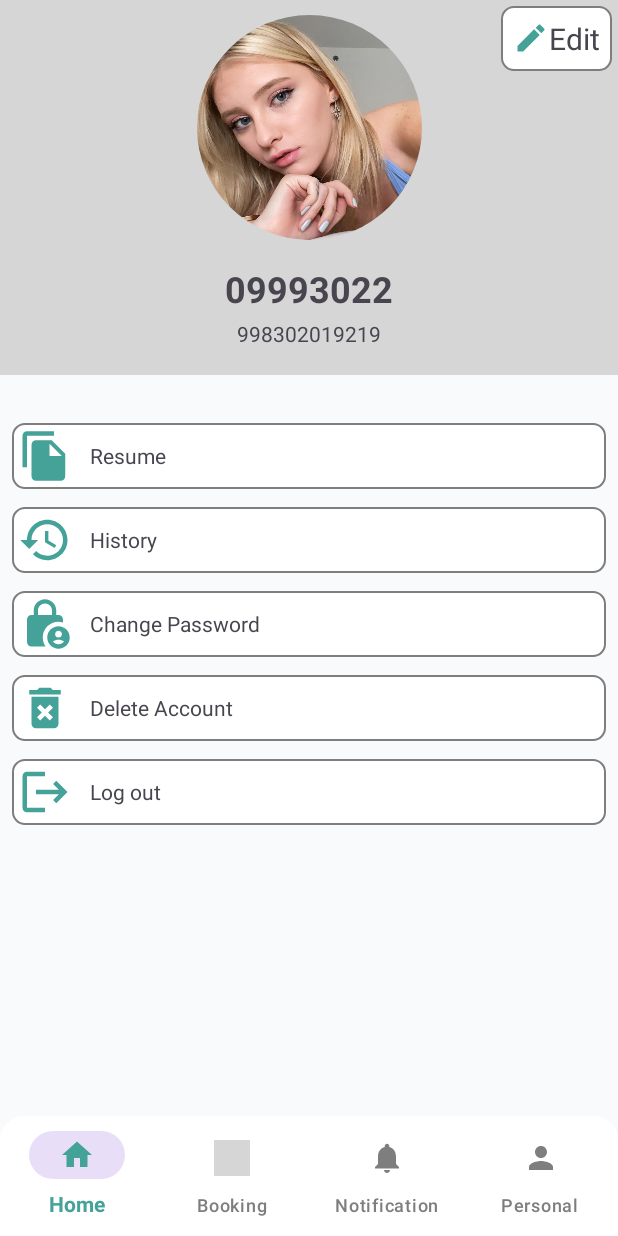
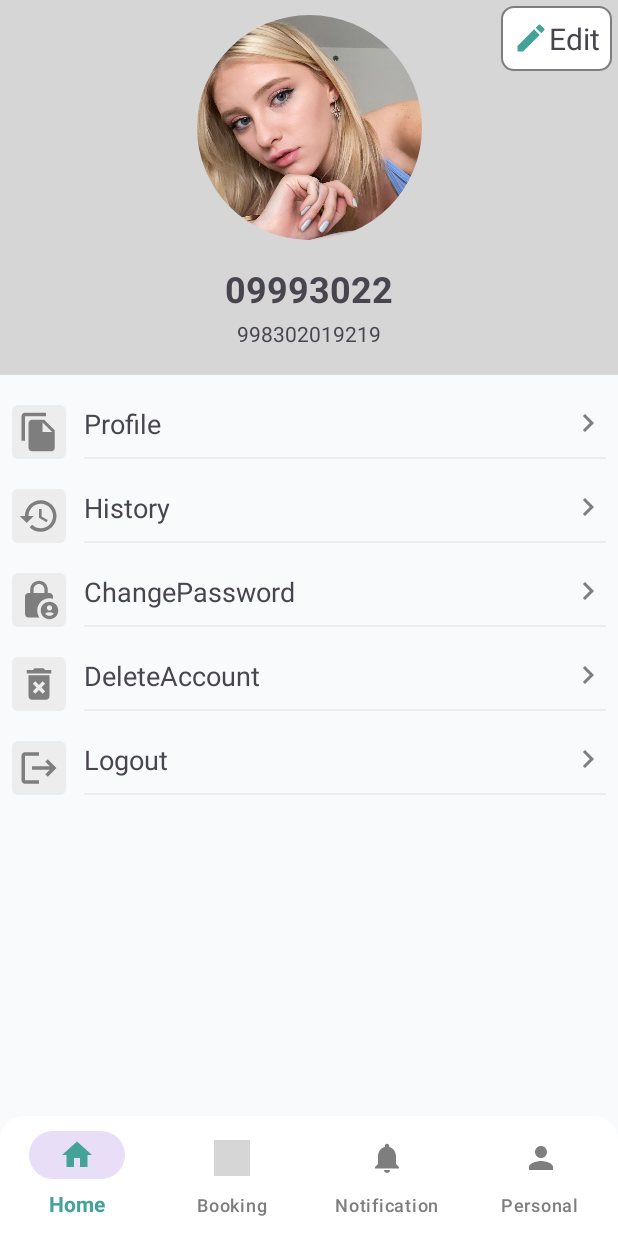
Before and after one commit to hainl2000/VCARE-APP, an Android app: the fragment PersonalFragment placed in its activity, on a phone screen of 412 x 824 dp. Run offline under Robolectric (Android 15) with nearby library versions, the phone set to English and light mode, and no system bars; our stand-ins replace CircleImageView; 3 statements that could not run were skipped; grey boxes are pictures that could not be loaded.

Commit message:
fix UI person screen

```diff
--- /dev/null
+++ b/app/src/main/java/com/example/vcare_app/adapter/SettingsAdapter.kt
@@ -0,0 +1,38 @@
+package com.example.vcare_app.adapter
+
+import android.media.Image
+import android.view.LayoutInflater
+import android.view.View
+import android.view.ViewGroup
+import android.widget.ImageView
+import android.widget.LinearLayout
+import android.widget.TextView
+import androidx.recyclerview.widget.RecyclerView
+import androidx.recyclerview.widget.RecyclerView.ViewHolder
+import com.example.vcare_app.R
+import com.example.vcare_app.model.SettingsItem
+import com.example.vcare_app.onclickinterface.OnSettingClick
+
+class SettingsAdapter(val list: List<SettingsItem>, val onSettingClick: OnSettingClick) :
+    RecyclerView.Adapter<SettingsAdapter.SettingsViewHolder>() {
+    inner class SettingsViewHolder(itemView: View) : RecyclerView.ViewHolder(itemView) {
+        val view = itemView.findViewById<LinearLayout>(R.id.settings_layout)
+        val icon = itemView.findViewById<ImageView>(R.id.settings_item_id)
+        val title = itemView.findViewById<TextView>(R.id.settings_title_id)
+    }
+
+    override fun onCreateViewHolder(parent: ViewGroup, viewType: Int): SettingsViewHolder {
+        val view = LayoutInflater.from(parent.context).inflate(R.layout.setting_item, parent, false)
+        return SettingsViewHolder(view)
+    }
+
+    override fun getItemCount(): Int = list.size
+
+    override fun onBindViewHolder(holder: SettingsViewHolder, position: Int) {
+        holder.icon.setImageResource(list[position].resource)
+        holder.title.text = list[position].title
+        holder.view.setOnClickListener {
+            onSettingClick.onSettingClick(list[position])
+        }
+    }
+}
--- /dev/null
+++ b/app/src/main/java/com/example/vcare_app/model/SettingsItem.kt
@@ -0,0 +1,3 @@
+package com.example.vcare_app.model
+
+data class SettingsItem(val resource:Int,val title:String)
--- /dev/null
+++ b/app/src/main/java/com/example/vcare_app/onclickinterface/OnSettingClick.kt
@@ -0,0 +1,8 @@
+package com.example.vcare_app.onclickinterface
+
+import com.example.vcare_app.model.SettingsItem
+import okhttp3.internal.http2.Settings
+
+interface OnSettingClick {
+    fun onSettingClick(settings: SettingsItem)
+}
--- a/app/src/main/java/com/example/vcare_app/personal/PersonalFragment.kt
+++ b/app/src/main/java/com/example/vcare_app/personal/PersonalFragment.kt
@@ -6,8 +6,13 @@ import android.view.LayoutInflater
 import android.view.View
 import android.view.ViewGroup
 import android.widget.TextView
+import androidx.recyclerview.widget.RecyclerView
 import com.example.vcare_app.R
+import com.example.vcare_app.adapter.SettingsAdapter
+import com.example.vcare_app.model.SettingsItem
+import com.example.vcare_app.onclickinterface.OnSettingClick
 import com.example.vcare_app.repository.CurrentUser
+import com.example.vcare_app.utilities.ItemSettings
 import org.w3c.dom.Text
 
 // TODO: Rename parameter arguments, choose names that match
@@ -20,7 +25,7 @@ private const val ARG_PARAM2 = "param2"
  * Use the [PersonalFragment.newInstance] factory method to
  * create an instance of this fragment.
  */
-class PersonalFragment : Fragment() {
+class PersonalFragment : Fragment(), OnSettingClick {
     // TODO: Rename and change types of parameters
     private var param1: String? = null
     private var param2: String? = null
@@ -33,6 +38,14 @@ class PersonalFragment : Fragment() {
         }
     }
 
+    private val listSetting = listOf(
+        SettingsItem(R.drawable.resume_icon, ItemSettings.Profile.name),
+        SettingsItem(R.drawable.history_icon, ItemSettings.History.name),
+        SettingsItem(R.drawable.password_change_icon, ItemSettings.ChangePassword.name),
+        SettingsItem(R.drawable.delete_icon, ItemSettings.DeleteAccount.name),
+        SettingsItem(R.drawable.logout_icon, ItemSettings.Logout.name)
+    )
+
     override fun onCreateView(
         inflater: LayoutInflater, container: ViewGroup?,
         savedInstanceState: Bundle?
@@ -41,6 +54,8 @@ class PersonalFragment : Fragment() {
         val view = inflater.inflate(R.layout.fragment_personal, container, false)
         val email = view.findViewById<TextView>(R.id.email)
         val phoneNumber = view.findViewById<TextView>(R.id.user_phone)
+        val recyclerView = view.findViewById<RecyclerView>(R.id.settings_recyclerView)
+        recyclerView.adapter = SettingsAdapter(listSetting, this)
         email.text = CurrentUser.data.email
         phoneNumber.text = CurrentUser.data.phone
         return view
@@ -65,4 +80,14 @@ class PersonalFragment : Fragment() {
                 }
             }
     }
+
+    override fun onSettingClick(settings: SettingsItem) {
+        when (settings.title) {
+            ItemSettings.Profile.name -> {}
+            ItemSettings.History.name -> {}
+            ItemSettings.ChangePassword.name -> {}
+            ItemSettings.DeleteAccount.name -> {}
+            ItemSettings.Logout.name -> {}
+        }
+    }
 }
--- /dev/null
+++ b/app/src/main/java/com/example/vcare_app/utilities/ItemSettings.kt
@@ -0,0 +1,5 @@
+package com.example.vcare_app.utilities
+
+enum class ItemSettings {
+    Profile,History,ChangePassword,DeleteAccount,Logout
+}
--- a/app/src/main/res/drawable/delete_icon.xml
+++ b/app/src/main/res/drawable/delete_icon.xml
@@ -1,4 +1,4 @@
-<vector android:height="36dp" android:tint="@color/strong_green"
+<vector android:height="36dp" android:tint="@color/grey"
     android:viewportHeight="24" android:viewportWidth="24"
     android:width="36dp" xmlns:android="http://schemas.android.com/apk/res/android">
     <path android:fillColor="@android:color/white" android:pathData="M6,19c0,1.1 0.9,2 2,2h8c1.1,0 2,-0.9 2,-2L18,7L6,7v12zM8.46,11.88l1.41,-1.41L12,12.59l2.12,-2.12 1.41,1.41L13.41,14l2.12,2.12 -1.41,1.41L12,15.41l-2.12,2.12 -1.41,-1.41L10.59,14l-2.13,-2.12zM15.5,4l-1,-1h-5l-1,1L5,4v2h14L19,4z"/>
--- a/app/src/main/res/drawable/history_icon.xml
+++ b/app/src/main/res/drawable/history_icon.xml
@@ -1,4 +1,4 @@
-<vector android:height="36dp" android:tint="@color/strong_green"
+<vector android:height="36dp" android:tint="@color/grey"
     android:viewportHeight="24" android:viewportWidth="24"
     android:width="36dp" xmlns:android="http://schemas.android.com/apk/res/android">
     <path android:fillColor="@android:color/white" android:pathData="M13,3c-4.97,0 -9,4.03 -9,9L1,12l3.89,3.89 0.07,0.14L9,12L6,12c0,-3.87 3.13,-7 7,-7s7,3.13 7,7 -3.13,7 -7,7c-1.93,0 -3.68,-0.79 -4.94,-2.06l-1.42,1.42C8.27,19.99 10.51,21 13,21c4.97,0 9,-4.03 9,-9s-4.03,-9 -9,-9zM12,8v5l4.28,2.54 0.72,-1.21 -3.5,-2.08L13.5,8L12,8z"/>
--- /dev/null
+++ b/app/src/main/res/drawable/icon_button_bg.xml
@@ -0,0 +1,5 @@
+<?xml version="1.0" encoding="utf-8"?>
+<shape xmlns:android="http://schemas.android.com/apk/res/android">
+    <solid android:color="@color/light_grey"/>
+    <corners android:radius="4dp"/>
+</shape>
--- a/app/src/main/res/drawable/logout_icon.xml
+++ b/app/src/main/res/drawable/logout_icon.xml
@@ -1,5 +1,5 @@
 <vector android:autoMirrored="true" android:height="36dp"
-    android:tint="@color/strong_green" android:viewportHeight="24"
+    android:tint="@color/grey" android:viewportHeight="24"
     android:viewportWidth="24" android:width="36dp" xmlns:android="http://schemas.android.com/apk/res/android">
     <path android:fillColor="@android:color/white" android:pathData="M17,7l-1.41,1.41L18.17,11H8v2h10.17l-2.58,2.58L17,17l5,-5zM4,5h8V3H4c-1.1,0 -2,0.9 -2,2v14c0,1.1 0.9,2 2,2h8v-2H4V5z"/>
 </vector>
--- /dev/null
+++ b/app/src/main/res/drawable/next_icon.xml
@@ -0,0 +1,5 @@
+<vector android:autoMirrored="true" android:height="24dp"
+    android:tint="@color/grey" android:viewportHeight="24"
+    android:viewportWidth="24" android:width="24dp" xmlns:android="http://schemas.android.com/apk/res/android">
+    <path android:fillColor="@android:color/white" android:pathData="M10,6L8.59,7.41 13.17,12l-4.58,4.59L10,18l6,-6z"/>
+</vector>
--- a/app/src/main/res/drawable/password_change_icon.xml
+++ b/app/src/main/res/drawable/password_change_icon.xml
@@ -1,4 +1,4 @@
-<vector android:height="36dp" android:tint="@color/strong_green"
+<vector android:height="36dp" android:tint="@color/grey"
     android:viewportHeight="24" android:viewportWidth="24"
     android:width="36dp" xmlns:android="http://schemas.android.com/apk/res/android">
     <path android:fillColor="@android:color/white" android:pathData="M18,11c0.7,0 1.37,0.1 2,0.29V10c0,-1.1 -0.9,-2 -2,-2h-1V6c0,-2.76 -2.24,-5 -5,-5S7,3.24 7,6v2H6c-1.1,0 -2,0.9 -2,2v10c0,1.1 0.9,2 2,2h6.26C11.47,20.87 11,19.49 11,18C11,14.13 14.13,11 18,11zM8.9,6c0,-1.71 1.39,-3.1 3.1,-3.1s3.1,1.39 3.1,3.1v2H8.9V6z"/>
--- a/app/src/main/res/drawable/resume_icon.xml
+++ b/app/src/main/res/drawable/resume_icon.xml
@@ -1,4 +1,4 @@
-<vector android:height="36dp" android:tint="@color/strong_green"
+<vector android:height="36dp" android:tint="@color/grey"
     android:viewportHeight="24" android:viewportWidth="24"
     android:width="36dp" xmlns:android="http://schemas.android.com/apk/res/android">
     <path android:fillColor="@android:color/white" android:pathData="M16,1L4,1c-1.1,0 -2,0.9 -2,2v14h2L4,3h12L16,1zM15,5l6,6v10c0,1.1 -0.9,2 -2,2L7.99,23C6.89,23 6,22.1 6,21l0.01,-14c0,-1.1 0.89,-2 1.99,-2h7zM14,12h5.5L14,6.5L14,12z"/>
--- a/app/src/main/res/layout/fragment_personal.xml
+++ b/app/src/main/res/layout/fragment_personal.xml
@@ -47,11 +47,11 @@
             app:layout_constraintTop_toBottomOf="@+id/circleImageView" />
 
         <TextView
-            android:gravity="center"
             android:id="@+id/user_phone"
             android:layout_width="match_parent"
             android:layout_height="wrap_content"
             android:layout_marginTop="4dp"
+            android:gravity="center"
             android:text="998302019219"
             app:layout_constraintEnd_toEndOf="@+id/email"
             app:layout_constraintHorizontal_bias="0.0"
@@ -68,122 +68,18 @@
             android:padding="8dp"
             android:text="Edit"
             android:textSize="20sp"
+            app:drawableLeftCompat="@drawable/edit_icon"
             app:layout_constraintEnd_toEndOf="parent"
-            app:layout_constraintTop_toTopOf="parent"
-            app:drawableLeftCompat="@drawable/edit_icon" />
+            app:layout_constraintTop_toTopOf="parent" />
 
-        <LinearLayout
+        <androidx.recyclerview.widget.RecyclerView
+            app:layoutManager="androidx.recyclerview.widget.LinearLayoutManager"
+            android:padding="4dp"
+            android:id="@+id/settings_recyclerView"
             android:layout_width="match_parent"
             android:layout_height="wrap_content"
-            android:layout_marginTop="24dp"
-            android:orientation="vertical"
-            android:padding="8dp"
             app:layout_constraintEnd_toEndOf="parent"
             app:layout_constraintStart_toStartOf="parent"
-            app:layout_constraintTop_toBottomOf="@+id/imageView">
-
-            <LinearLayout
-                android:id="@+id/resume_btn"
-                android:layout_width="match_parent"
-                android:layout_height="wrap_content"
-                android:background="@drawable/button_item_bg"
-                android:padding="4dp">
-
-                <ImageView
-                    android:layout_width="36dp"
-                    android:layout_height="36dp"
-                    android:src="@drawable/resume_icon" />
-
-                <TextView
-                    android:layout_width="wrap_content"
-                    android:layout_height="wrap_content"
-                    android:layout_gravity="center"
-                    android:layout_marginStart="12dp"
-                    android:text="Resume" />
-            </LinearLayout>
-
-            <LinearLayout
-                android:id="@+id/history_btn"
-                android:layout_width="match_parent"
-                android:layout_height="wrap_content"
-                android:layout_marginTop="12dp"
-                android:background="@drawable/button_item_bg"
-                android:padding="4dp">
-
-                <ImageView
-                    android:layout_width="36dp"
-                    android:layout_height="36dp"
-                    android:src="@drawable/history_icon" />
-
-                <TextView
-                    android:layout_width="wrap_content"
-                    android:layout_height="wrap_content"
-                    android:layout_gravity="center"
-                    android:layout_marginStart="12dp"
-                    android:text="History" />
-            </LinearLayout>
-
-            <LinearLayout
-                android:id="@+id/settings_btn"
-                android:layout_width="match_parent"
-                android:layout_height="wrap_content"
-                android:layout_marginTop="12dp"
-                android:background="@drawable/button_item_bg"
-                android:padding="4dp">
-
-                <ImageView
-                    android:layout_width="36dp"
-                    android:layout_height="36dp"
-                    android:src="@drawable/password_change_icon" />
-
-                <TextView
-                    android:layout_width="wrap_content"
-                    android:layout_height="wrap_content"
-                    android:layout_gravity="center"
-                    android:layout_marginStart="12dp"
-                    android:text="Change Password" />
-            </LinearLayout>
-
-            <LinearLayout
-
-                android:layout_width="match_parent"
-                android:layout_height="wrap_content"
-                android:layout_marginTop="12dp"
-                android:background="@drawable/button_item_bg"
-                android:padding="4dp">
-
-                <ImageView
-                    android:layout_width="36dp"
-                    android:layout_height="36dp"
-                    android:src="@drawable/delete_icon" />
-
-                <TextView
-                    android:layout_width="wrap_content"
-                    android:layout_height="wrap_content"
-                    android:layout_gravity="center"
-                    android:layout_marginStart="12dp"
-                    android:text="Delete Account" />
-            </LinearLayout>
-
-            <LinearLayout
-                android:layout_width="match_parent"
-                android:layout_height="wrap_content"
-                android:layout_marginTop="12dp"
-                android:background="@drawable/button_item_bg"
-                android:padding="4dp">
-
-                <ImageView
-                    android:layout_width="36dp"
-                    android:layout_height="36dp"
-                    android:src="@drawable/logout_icon" />
-
-                <TextView
-                    android:layout_width="wrap_content"
-                    android:layout_height="wrap_content"
-                    android:layout_gravity="center"
-                    android:layout_marginStart="12dp"
-                    android:text="Log out" />
-            </LinearLayout>
-        </LinearLayout>
+            app:layout_constraintTop_toBottomOf="@+id/imageView" />
     </androidx.constraintlayout.widget.ConstraintLayout>
 </androidx.core.widget.NestedScrollView>
--- /dev/null
+++ b/app/src/main/res/layout/setting_item.xml
@@ -0,0 +1,47 @@
+<?xml version="1.0" encoding="utf-8"?>
+<LinearLayout xmlns:android="http://schemas.android.com/apk/res/android"
+    android:layout_width="match_parent"
+    android:id="@+id/settings_layout"
+    android:padding="4dp"
+    android:layout_marginTop="12dp"
+    android:layout_height="wrap_content">
+    <ImageView
+        android:id="@+id/settings_item_id"
+        android:layout_width="36dp"
+        android:layout_height="36dp"
+        android:padding="4dp"
+        android:background="@drawable/icon_button_bg"
+        android:src="@drawable/resume_icon" />
+
+    <RelativeLayout
+        android:layout_width="match_parent"
+        android:layout_height="match_parent"
+        android:layout_marginStart="12dp"
+        android:orientation="vertical">
+        <RelativeLayout
+            android:layout_width="match_parent"
+            android:layout_height="match_parent">
+
+            <TextView
+                android:id="@+id/settings_title_id"
+                android:layout_width="337dp"
+                android:layout_height="wrap_content"
+                android:layout_marginBottom="8dp"
+                android:gravity="center_vertical"
+                android:text="Profile"
+                android:textSize="18sp" />
+            <ImageView
+                android:layout_width="24dp"
+                android:layout_height="24dp"
+                android:src="@drawable/next_icon"
+                android:layout_alignParentEnd="true"
+                />
+        </RelativeLayout>
+
+        <View
+            android:layout_alignParentBottom="true"
+            android:layout_width="match_parent"
+            android:layout_height="1.5dp"
+            android:background="@color/light_grey" />
+    </RelativeLayout>
+</LinearLayout>
--- a/app/src/main/res/values/colors.xml
+++ b/app/src/main/res/values/colors.xml
@@ -3,6 +3,7 @@
     <color name="black">#FF000000</color>
     <color name="white">#FFFFFFFF</color>
     <color name="grey">#7E7E7E</color>
+    <color name="light_grey">#EDEDED</color>
     <color name="weak_green">#4fc58d</color>
     <color name="mid_green">#48b392</color>
     <color name="strong_green">#45a298</color>
```
